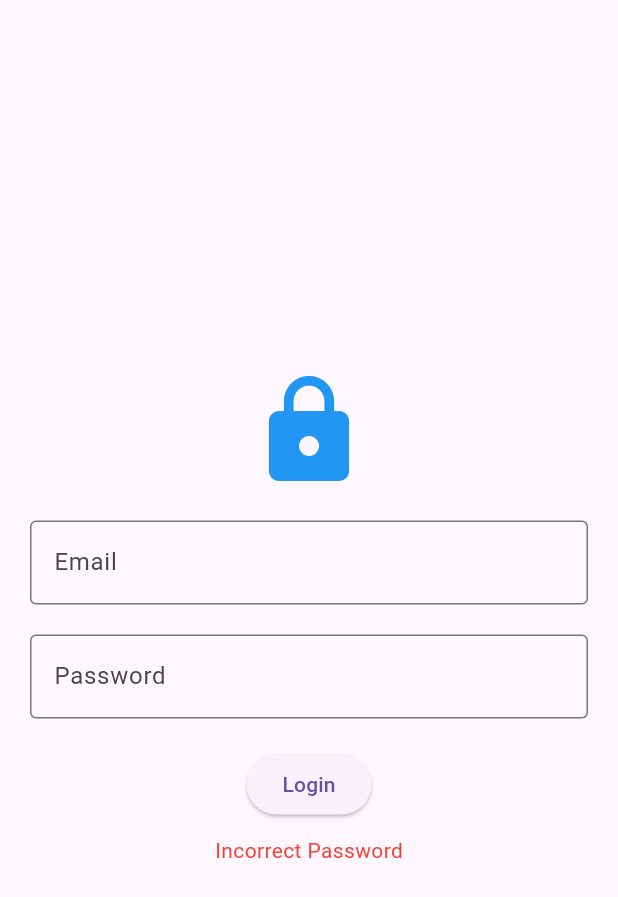
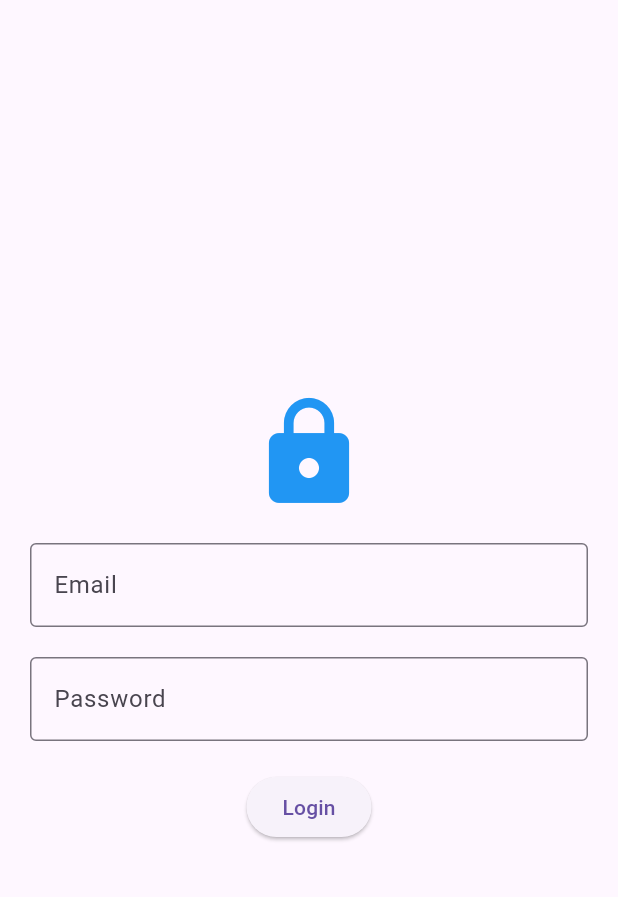
Before and after one commit to OdongJohnJonathan/stonepath-estates-flutter, a Flutter app: the screen it shows after launch, on a phone screen of 412 x 824 dp. Shown: the top 897 px of the screen. Run offline on Flutter 3.47's test engine with Material 3 defaults, Android fonts, the light colour scheme and no system bars.

Commit message:
second commit

```diff
--- a/lib/login_screen.dart
+++ b/lib/login_screen.dart
@@ -11,7 +11,7 @@ class _LoginScreenState extends State<LoginScreen> {
   final TextEditingController _passwordController = TextEditingController();
 
   final _formKey = GlobalKey<FormState>();
-  String errorMessage = 'Incorrect Password';
+  String errorMessage = '';
 
   void _login() {
     final email = _emailController.text.trim();
```
